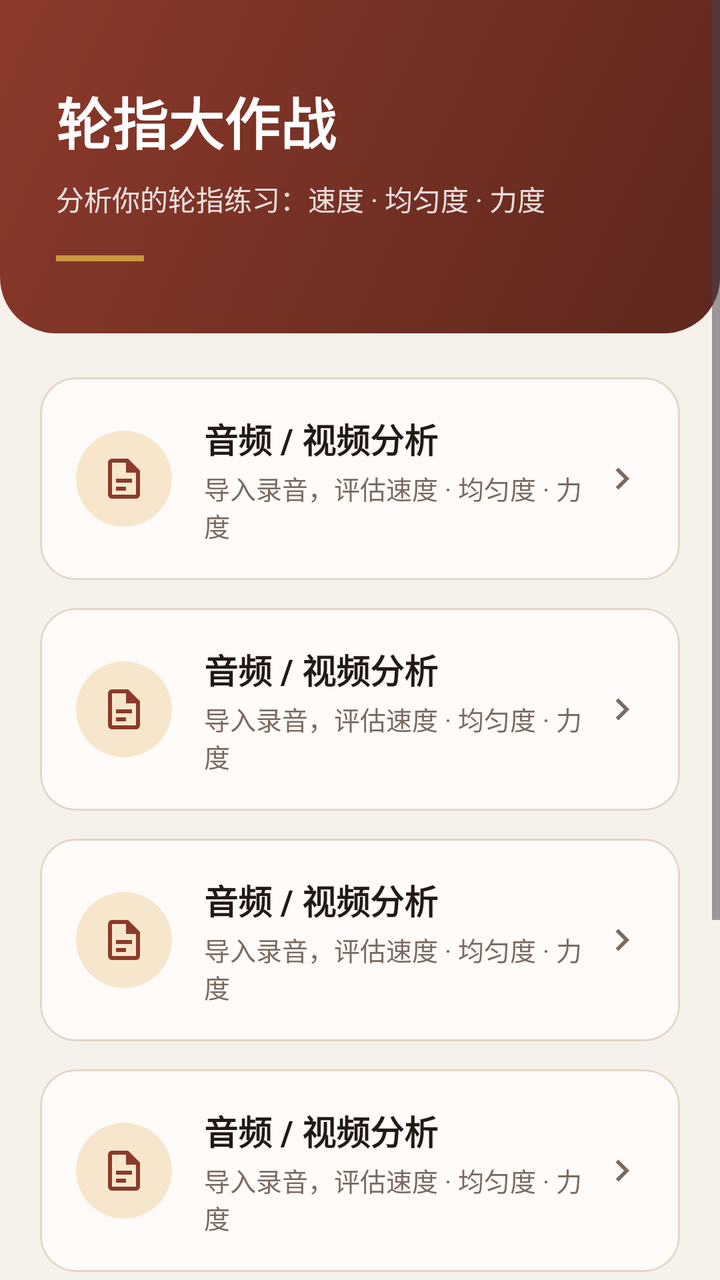
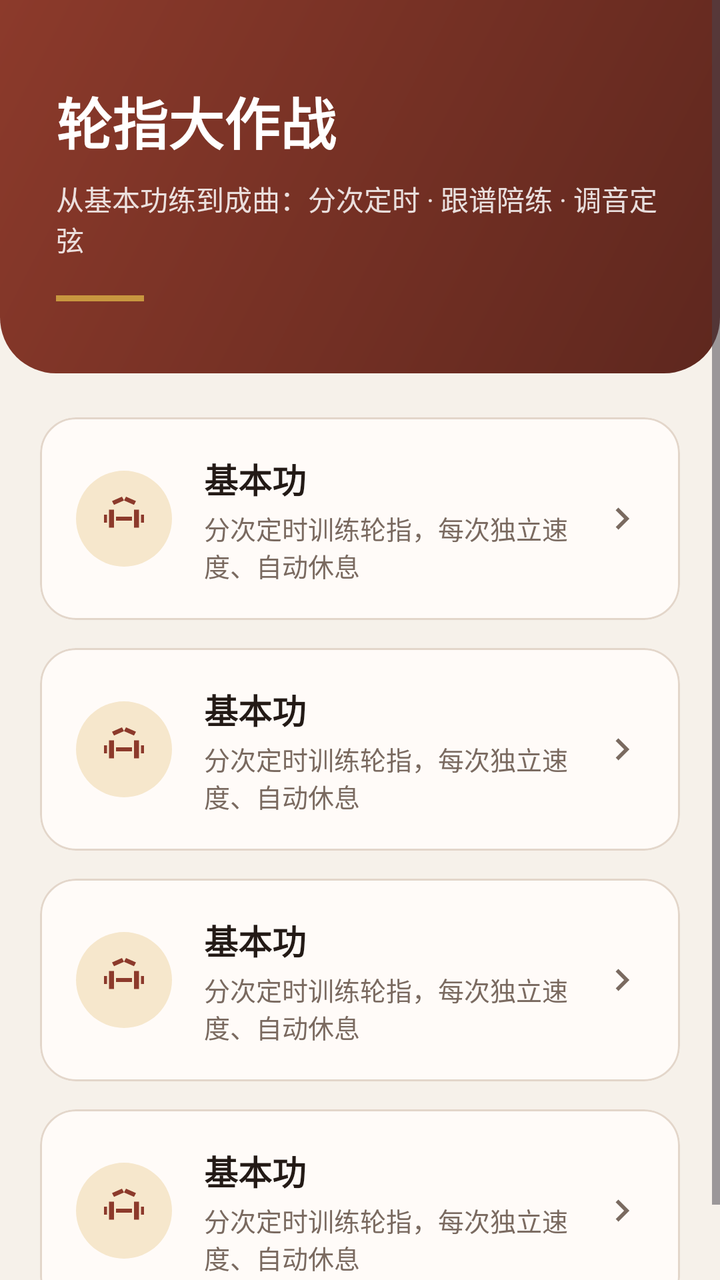

Compare the two renders of this Android layout. The source of the first and the diff that turns it into the second are given below.
<!-- AndroidManifest.xml: application theme Theme.PipaTrainer -->
<!-- res/layout/activity_main.xml -->
<?xml version="1.0" encoding="utf-8"?>
<ScrollView xmlns:android="http://schemas.android.com/apk/res/android"
    xmlns:app="http://schemas.android.com/apk/res-auto"
    android:layout_width="match_parent"
    android:layout_height="match_parent"
    android:fillViewport="true"
    android:background="@color/bg">

    <LinearLayout
        android:layout_width="match_parent"
        android:layout_height="wrap_content"
        android:orientation="vertical">

        
        <LinearLayout
            android:layout_width="match_parent"
            android:layout_height="wrap_content"
            android:orientation="vertical"
            android:background="@drawable/bg_header"
            android:paddingHorizontal="28dp"
            android:paddingTop="40dp"
            android:paddingBottom="36dp">

            <TextView
                android:layout_width="wrap_content"
                android:layout_height="wrap_content"
                android:text="@string/title_home"
                android:textSize="28sp"
                android:textStyle="bold"
                android:textColor="@color/white" />

            <TextView
                android:layout_width="wrap_content"
                android:layout_height="wrap_content"
                android:layout_marginTop="8dp"
                android:alpha="0.85"
                android:text="@string/subtitle_home"
                android:textSize="14sp"
                android:textColor="@color/white" />

            
            <View
                android:layout_width="44dp"
                android:layout_height="3dp"
                android:layout_marginTop="18dp"
                android:background="@color/pipa_accent" />
        </LinearLayout>

        
        <LinearLayout
            android:layout_width="match_parent"
            android:layout_height="wrap_content"
            android:orientation="vertical"
            android:paddingHorizontal="20dp"
            android:paddingTop="22dp"
            android:paddingBottom="24dp">
            <com.google.android.material.card.MaterialCardView
                android:id="@+id/btnFile"
                style="@style/App.Card"
                android:layout_width="match_parent"
                android:layout_height="wrap_content"
                android:layout_marginBottom="14dp"
                android:clickable="true"
                android:focusable="true">

                <include layout="@layout/item_feature"
                    android:id="@+id/itFile" />
            </com.google.android.material.card.MaterialCardView>

            <com.google.android.material.card.MaterialCardView
                android:id="@+id/btnLive"
                style="@style/App.Card"
                android:layout_width="match_parent"
                android:layout_height="wrap_content"
                android:layout_marginBottom="14dp"
                android:clickable="true"
                android:focusable="true">

                <include layout="@layout/item_feature"
                    android:id="@+id/itLive" />
            </com.google.android.material.card.MaterialCardView>

            <com.google.android.material.card.MaterialCardView
                android:id="@+id/btnStrength"
                style="@style/App.Card"
                android:layout_width="match_parent"
                android:layout_height="wrap_content"
                android:layout_marginBottom="14dp"
                android:clickable="true"
                android:focusable="true">

                <include layout="@layout/item_feature"
                    android:id="@+id/itStrength" />
            </com.google.android.material.card.MaterialCardView>

            <com.google.android.material.card.MaterialCardView
                android:id="@+id/btnTuner"
                style="@style/App.Card"
                android:layout_width="match_parent"
                android:layout_height="wrap_content"
                android:layout_marginBottom="14dp"
                android:clickable="true"
                android:focusable="true">

                <include layout="@layout/item_feature"
                    android:id="@+id/itTuner" />
            </com.google.android.material.card.MaterialCardView>

            <com.google.android.material.card.MaterialCardView
                android:id="@+id/btnMetronome"
                style="@style/App.Card"
                android:layout_width="match_parent"
                android:layout_height="wrap_content"
                android:layout_marginBottom="14dp"
                android:clickable="true"
                android:focusable="true">

                <include layout="@layout/item_feature"
                    android:id="@+id/itMetronome" />
            </com.google.android.material.card.MaterialCardView>

            <com.google.android.material.card.MaterialCardView
                android:id="@+id/btnPlay"
                style="@style/App.Card"
                android:layout_width="match_parent"
                android:layout_height="wrap_content"
                android:clickable="true"
                android:focusable="true">

                <include layout="@layout/item_feature"
                    android:id="@+id/itPlay" />
            </com.google.android.material.card.MaterialCardView>
        </LinearLayout>
    </LinearLayout>
</ScrollView>
<!-- res/layout/item_feature.xml (included above) -->
<?xml version="1.0" encoding="utf-8"?>
<LinearLayout xmlns:android="http://schemas.android.com/apk/res/android"
    android:layout_width="match_parent"
    android:layout_height="wrap_content"
    android:orientation="horizontal"
    android:gravity="center_vertical"
    android:paddingHorizontal="18dp"
    android:paddingVertical="18dp">

    <ImageView
        android:id="@+id/featIcon"
        android:layout_width="48dp"
        android:layout_height="48dp"
        android:background="@drawable/bg_icon_circle"
        android:padding="12dp"
        android:src="@drawable/ic_file"
        android:scaleType="fitCenter"
        android:contentDescription="@null" />

    <LinearLayout
        android:layout_width="0dp"
        android:layout_height="wrap_content"
        android:layout_weight="1"
        android:layout_marginStart="16dp"
        android:orientation="vertical">

        <TextView
            android:id="@+id/featTitle"
            android:layout_width="wrap_content"
            android:layout_height="wrap_content"
            android:text="@string/feat_file_title"
            android:textSize="17sp"
            android:textStyle="bold"
            android:textColor="@color/text_primary" />

        <TextView
            android:id="@+id/featSub"
            android:layout_width="match_parent"
            android:layout_height="wrap_content"
            android:layout_marginTop="3dp"
            android:text="@string/feat_file_sub"
            android:textSize="13sp"
            android:textColor="@color/text_secondary" />
    </LinearLayout>

    <ImageView
        android:layout_width="22dp"
        android:layout_height="22dp"
        android:layout_marginStart="8dp"
        android:src="@drawable/ic_chevron"
        android:contentDescription="@null" />
</LinearLayout>
<!-- resources referenced by this layout -->
<resources>
  <color name="bg">#FFF6F1EA</color>
  <color name="pipa_accent">#FFC8973F</color>
  <color name="text_primary">#FF231A16</color>
  <color name="text_secondary">#FF7A6A60</color>
  <color name="white">#FFFFFFFF</color>
  <!-- drawable bg_header (drawable) -->
  <?xml version="1.0" encoding="utf-8"?>
  <shape xmlns:android="http://schemas.android.com/apk/res/android"
      android:shape="rectangle">
      <gradient
          android:angle="135"
          android:startColor="@color/pipa_primary_dark"
          android:endColor="@color/pipa_primary" />
      <corners
          android:bottomLeftRadius="28dp"
          android:bottomRightRadius="28dp" />
  </shape>
  <!-- drawable bg_icon_circle (drawable) -->
  <?xml version="1.0" encoding="utf-8"?>
  <shape xmlns:android="http://schemas.android.com/apk/res/android"
      android:shape="oval">
      <solid android:color="@color/accent_container" />
      <size android:width="48dp" android:height="48dp" />
  </shape>
  <!-- drawable ic_chevron (drawable) -->
  <vector xmlns:android="http://schemas.android.com/apk/res/android"
      android:width="24dp" android:height="24dp"
      android:viewportWidth="24" android:viewportHeight="24"
      android:tint="@color/text_secondary">
      <path android:fillColor="@android:color/white"
          android:pathData="M8.59,16.58L13.17,12L8.59,7.41L10,6L16,12L10,18L8.59,16.58Z" />
  </vector>
  <!-- drawable ic_file (drawable) -->
  <vector xmlns:android="http://schemas.android.com/apk/res/android"
      android:width="24dp" android:height="24dp"
      android:viewportWidth="24" android:viewportHeight="24"
      android:tint="@color/pipa_primary">
      <path android:fillColor="@android:color/white"
          android:pathData="M14,2H6A2,2 0 0,0 4,4V20A2,2 0 0,0 6,22H18A2,2 0 0,0 20,20V8L14,2M18,20H6V4H13V9H18V20M8,12H16V14H8V12M8,16H13V18H8V16Z" />
  </vector>
  <string name="feat_file_sub">导入录音，评估速度 · 均匀度 · 力度</string>
  <string name="feat_file_title">音频 / 视频分析</string>
  <string name="subtitle_home">分析你的轮指练习：速度 · 均匀度 · 力度</string>
  <string name="title_home">轮指大作战</string>
  <style name="App.Card" parent="Widget.Material3.CardView.Outlined">
          <item name="cardCornerRadius">18dp</item>
          <item name="cardElevation">0dp</item>
          <item name="cardBackgroundColor">@color/surface</item>
          <item name="contentPadding">0dp</item>
          <item name="strokeColor">@color/outline</item>
          <item name="strokeWidth">1dp</item>
      </style>
  <color name="pipa_primary_dark">#FF5E271E</color>
  <color name="pipa_primary">#FF8C3A2B</color>
  <color name="accent_container">#FFF6E7CC</color>
  <color name="surface">#FFFFFBF8</color>
  <color name="outline">#FFE3D6CA</color>
  <color name="primary_container">#FFF7DED4</color>
  <color name="on_primary_container">#FF3A1710</color>
  <color name="surface_variant">#FFF2E8DF</color>
  <style name="App.Button" parent="Widget.Material3.Button">
          <item name="shapeAppearanceOverlay">@style/App.Shape.Button</item>
          <item name="android:letterSpacing">0.02</item>
          <item name="android:textSize">16sp</item>
          <item name="android:paddingTop">6dp</item>
          <item name="android:paddingBottom">6dp</item>
      </style>
  <color name="bad">#FFC62F2F</color>
  <style name="App.Shape.Button" parent="">
          <item name="cornerFamily">rounded</item>
          <item name="cornerSize">16dp</item>
      </style>
  <!-- unchanged entries left out for length: 2 -->
</resources>

<!-- the commit's change to res/layout/activity_main.xml (unified diff, before → after) -->
@@ -54,32 +54,6 @@
             android:paddingHorizontal="20dp"
             android:paddingTop="22dp"
             android:paddingBottom="24dp">
-            <com.google.android.material.card.MaterialCardView
-                android:id="@+id/btnFile"
-                style="@style/App.Card"
-                android:layout_width="match_parent"
-                android:layout_height="wrap_content"
-                android:layout_marginBottom="14dp"
-                android:clickable="true"
-                android:focusable="true">
-
-                <include layout="@layout/item_feature"
-                    android:id="@+id/itFile" />
-            </com.google.android.material.card.MaterialCardView>
-
-            <com.google.android.material.card.MaterialCardView
-                android:id="@+id/btnLive"
-                style="@style/App.Card"
-                android:layout_width="match_parent"
-                android:layout_height="wrap_content"
-                android:layout_marginBottom="14dp"
-                android:clickable="true"
-                android:focusable="true">
-
-                <include layout="@layout/item_feature"
-                    android:id="@+id/itLive" />
-            </com.google.android.material.card.MaterialCardView>
-
             <com.google.android.material.card.MaterialCardView
                 android:id="@+id/btnStrength"
                 style="@style/App.Card"
@@ -149,7 +123,7 @@
         android:layout_height="48dp"
         android:background="@drawable/bg_icon_circle"
         android:padding="12dp"
-        android:src="@drawable/ic_file"
+        android:src="@drawable/ic_strength"
         android:scaleType="fitCenter"
         android:contentDescription="@null" />
 
@@ -164,7 +138,7 @@
             android:id="@+id/featTitle"
             android:layout_width="wrap_content"
             android:layout_height="wrap_content"
-            android:text="@string/feat_file_title"
+            android:text="@string/feat_strength_title"
             android:textSize="17sp"
             android:textStyle="bold"
             android:textColor="@color/text_primary" />
@@ -174,7 +148,7 @@
             android:layout_width="match_parent"
             android:layout_height="wrap_content"
             android:layout_marginTop="3dp"
-            android:text="@string/feat_file_sub"
+            android:text="@string/feat_strength_sub"
             android:textSize="13sp"
             android:textColor="@color/text_secondary" />
     </LinearLayout>
<!-- resource entries referenced after the edit -->
@@ -32,17 +32,20 @@
       <path android:fillColor="@android:color/white"
           android:pathData="M8.59,16.58L13.17,12L8.59,7.41L10,6L16,12L10,18L8.59,16.58Z" />
   </vector>
-  <!-- drawable ic_file (drawable) -->
+  <!-- drawable ic_strength (drawable) -->
   <vector xmlns:android="http://schemas.android.com/apk/res/android"
-      android:width="24dp" android:height="24dp"
-      android:viewportWidth="24" android:viewportHeight="24"
+      android:width="24dp"
+      android:height="24dp"
+      android:viewportWidth="24"
+      android:viewportHeight="24"
       android:tint="@color/pipa_primary">
-      <path android:fillColor="@android:color/white"
-          android:pathData="M14,2H6A2,2 0 0,0 4,4V20A2,2 0 0,0 6,22H18A2,2 0 0,0 20,20V8L14,2M18,20H6V4H13V9H18V20M8,12H16V14H8V12M8,16H13V18H8V16Z" />
+      <path
+          android:fillColor="@android:color/white"
+          android:pathData="M2,10h1.5v4H2V10M4.5,7.5h2.5v9H4.5V7.5M17,7.5h2.5v9H17V7.5M20.5,10H22v4h-1.5V10M8,11h8v2H8V11M6,3.2L11,1L12,2.9L7,5.1L6,3.2M18,3.2L13,1L12,2.9L17,5.1L18,3.2" />
   </vector>
-  <string name="feat_file_sub">导入录音，评估速度 · 均匀度 · 力度</string>
-  <string name="feat_file_title">音频 / 视频分析</string>
-  <string name="subtitle_home">分析你的轮指练习：速度 · 均匀度 · 力度</string>
+  <string name="feat_strength_sub">分次定时训练轮指，每次独立速度、自动休息</string>
+  <string name="feat_strength_title">基本功</string>
+  <string name="subtitle_home">从基本功练到成曲：分次定时 · 跟谱陪练 · 调音定弦</string>
   <string name="title_home">轮指大作战</string>
   <style name="App.Card" parent="Widget.Material3.CardView.Outlined">
           <item name="cardCornerRadius">18dp</item>
